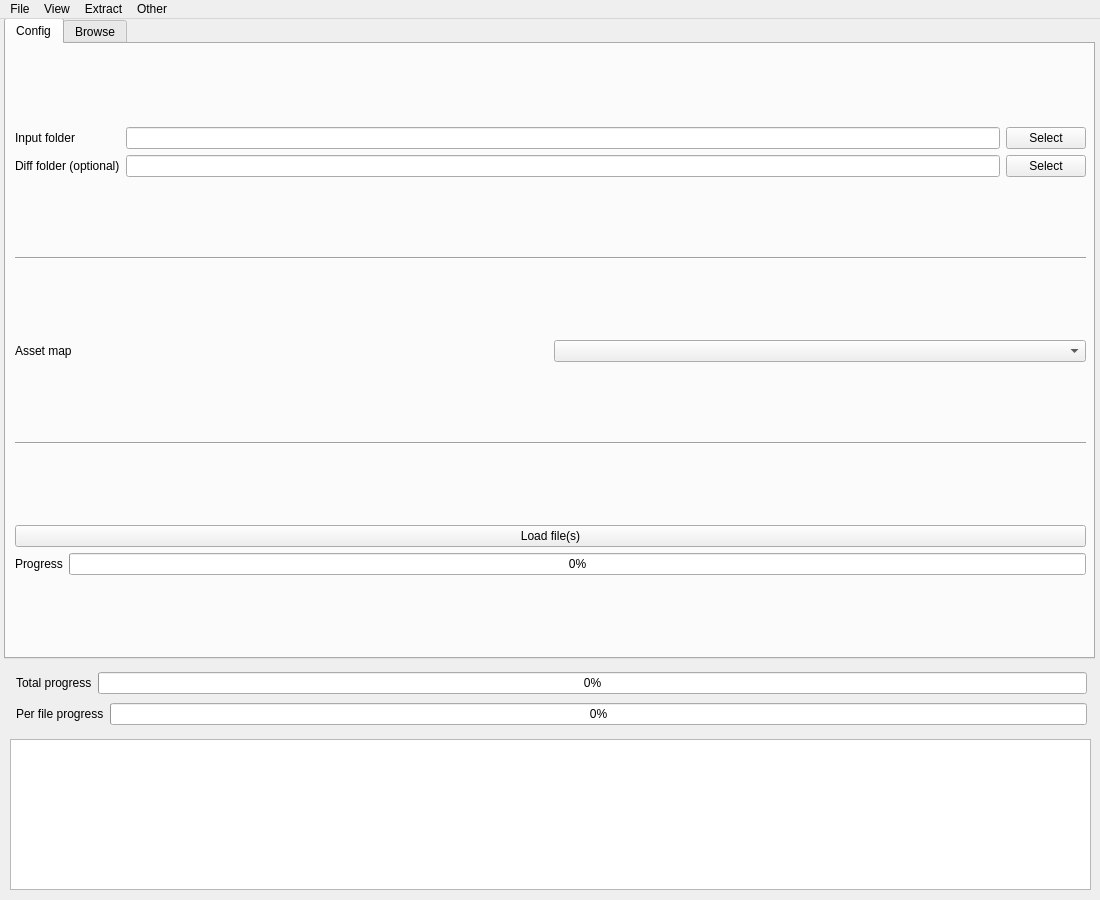
Qt form gui.ui (Escartem/AnimeWwise) before a commit.
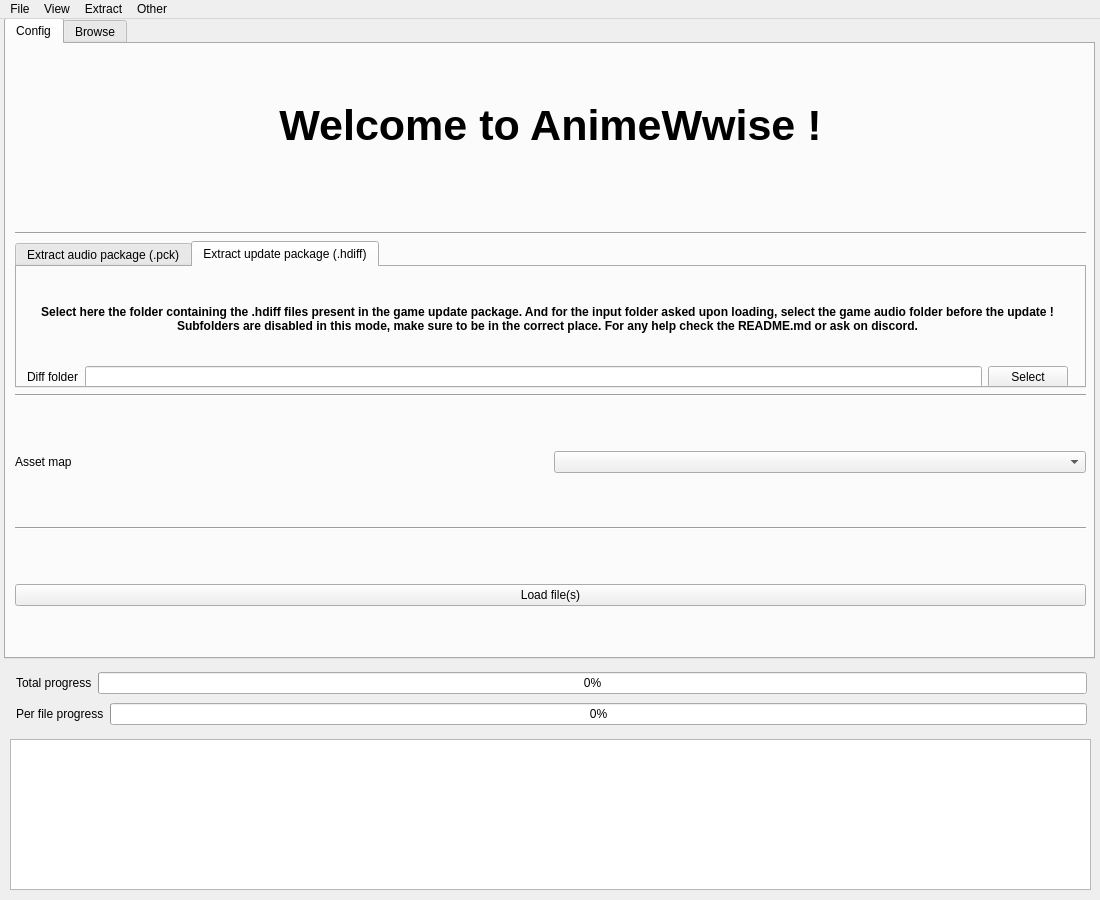
The same form after that commit. The open tabs and pages were chosen to show the change.

Commit message: update front page

```diff
--- a/gui.ui
+++ b/gui.ui
@@ -77,68 +77,174 @@
       </property>
       <layout class="QVBoxLayout" name="mainVLayout">
        <item>
-        <layout class="QGridLayout" name="ioGrid">
-         <item row="1" column="2">
-          <widget class="QPushButton" name="changeAltInput">
-           <property name="enabled">
-            <bool>true</bool>
+        <widget class="QLabel" name="paddingB">
+         <property name="text">
+          <string>
+
+</string>
+         </property>
+        </widget>
+       </item>
+       <item>
+        <layout class="QHBoxLayout" name="titleCenter">
+         <property name="spacing">
+          <number>2</number>
+         </property>
+         <item>
+          <widget class="QLabel" name="appTitle">
+           <property name="font">
+            <font>
+             <pointsize>32</pointsize>
+             <weight>75</weight>
+             <bold>true</bold>
+            </font>
            </property>
            <property name="text">
-            <string>Select</string>
+            <string>Welcome to AnimeWwise !</string>
            </property>
-          </widget>
-         </item>
-         <item row="0" column="2">
-          <widget class="QPushButton" name="changeInput">
-           <property name="text">
-            <string>Select</string>
+           <property name="alignment">
+            <set>Qt::AlignCenter</set>
            </property>
-           <property name="default">
-            <bool>false</bool>
-           </property>
-           <property name="flat">
-            <bool>false</bool>
-           </property>
           </widget>
          </item>
-         <item row="1" column="1">
-          <widget class="QLineEdit" name="altInputPath">
-           <property name="enabled">
-            <bool>true</bool>
-           </property>
-           <property name="readOnly">
-            <bool>true</bool>
-           </property>
-          </widget>
-         </item>
-         <item row="1" column="0">
-          <widget class="QLabel" name="altInputLabel">
+        </layout>
+       </item>
+       <item>
+        <layout class="QVBoxLayout" name="verticalLayout">
+         <item>
+          <widget class="QLabel" name="paddingA">
            <property name="text">
-            <string>Diff folder (optional)</string>
+            <string>
+
+
+
+</string>
            </property>
           </widget>
          </item>
-         <item row="0" column="0">
-          <widget class="QLabel" name="inputLabel">
-           <property name="text">
-            <string>Input folder</string>
+        </layout>
+       </item>
+       <item>
+        <widget class="Line" name="lineAgain">
+         <property name="orientation">
+          <enum>Qt::Horizontal</enum>
+         </property>
+        </widget>
+       </item>
+       <item>
+        <widget class="QTabWidget" name="extractsTabs">
+         <property name="enabled">
+          <bool>true</bool>
+         </property>
+         <property name="currentIndex">
+          <number>0</number>
+         </property>
+         <widget class="QWidget" name="pckExtract">
+          <attribute name="title">
+           <string>Extract audio package (.pck)</string>
+          </attribute>
+          <widget class="QWidget" name="gridLayoutWidget">
+           <property name="geometry">
+            <rect>
+             <x>10</x>
+             <y>10</y>
+             <width>1041</width>
+             <height>111</height>
+            </rect>
            </property>
+           <layout class="QGridLayout" name="pckGrid">
+            <item row="0" column="2">
+             <widget class="QComboBox" name="pckLoadTypeCombo"/>
+            </item>
+            <item row="0" column="1">
+             <widget class="QLabel" name="pckLoadType">
+              <property name="text">
+               <string>What to load :</string>
+              </property>
+             </widget>
+            </item>
+            <item row="1" column="1">
+             <widget class="QCheckBox" name="pckSubFold">
+              <property name="enabled">
+               <bool>true</bool>
+              </property>
+              <property name="text">
+               <string>Include subfolders ?</string>
+              </property>
+             </widget>
+            </item>
+            <item row="1" column="2">
+             <widget class="QLabel" name="pckPadding">
+              <property name="text">
+               <string/>
+              </property>
+             </widget>
+            </item>
+           </layout>
           </widget>
-         </item>
-         <item row="0" column="1">
-          <widget class="QLineEdit" name="inputPath">
-           <property name="enabled">
-            <bool>true</bool>
+         </widget>
+         <widget class="QWidget" name="hdiffExtract">
+          <attribute name="title">
+           <string>Extract update package (.hdiff)</string>
+          </attribute>
+          <widget class="QWidget" name="gridLayoutWidget_2">
+           <property name="geometry">
+            <rect>
+             <x>10</x>
+             <y>10</y>
+             <width>1041</width>
+             <height>111</height>
+            </rect>
            </property>
-           <property name="text">
-            <string/>
-           </property>
-           <property name="readOnly">
-            <bool>true</bool>
-           </property>
+           <layout class="QGridLayout" name="hdiffGrid">
+            <item row="1" column="0">
+             <widget class="QLabel" name="altInputLabel">
+              <property name="text">
+               <string>Diff folder</string>
+              </property>
+             </widget>
+            </item>
+            <item row="1" column="2">
+             <widget class="QPushButton" name="changeAltInput">
+              <property name="enabled">
+               <bool>true</bool>
+              </property>
+              <property name="text">
+               <string>Select</string>
+              </property>
+             </widget>
+            </item>
+            <item row="1" column="1">
+             <widget class="QLineEdit" name="altInputPath">
+              <property name="enabled">
+               <bool>true</bool>
+              </property>
+              <property name="readOnly">
+               <bool>true</bool>
+              </property>
+             </widget>
+            </item>
+            <item row="0" column="0" colspan="3">
+             <widget class="QLabel" name="label">
+              <property name="font">
+               <font>
+                <weight>75</weight>
+                <bold>true</bold>
+               </font>
+              </property>
+              <property name="text">
+               <string>Select here the folder containing the .hdiff files present in the game update package. And for the input folder asked upon loading, select the game audio folder before the update !
+Subfolders are disabled in this mode, make sure to be in the correct place. For any help check the README.md or ask on discord.</string>
+              </property>
+              <property name="alignment">
+               <set>Qt::AlignCenter</set>
+              </property>
+             </widget>
+            </item>
+           </layout>
           </widget>
-         </item>
-        </layout>
+         </widget>
+        </widget>
        </item>
        <item>
         <widget class="Line" name="separatorA">
@@ -147,11 +253,17 @@
          </property>
         </widget>
        </item>
+       <item>
+        <widget class="QLabel" name="paddingC">
+         <property name="text">
+          <string>
+
+</string>
+         </property>
+        </widget>
+       </item>
        <item>
         <layout class="QGridLayout" name="settingsGrid">
-         <item row="0" column="1">
-          <widget class="QComboBox" name="assetMap"/>
-         </item>
          <item row="0" column="0">
           <widget class="QLabel" name="assetMapLabel">
            <property name="text">
@@ -159,8 +271,20 @@
            </property>
           </widget>
          </item>
+         <item row="0" column="1">
+          <widget class="QComboBox" name="assetMap"/>
+         </item>
         </layout>
        </item>
+       <item>
+        <widget class="QLabel" name="paddingD">
+         <property name="text">
+          <string>
+
+</string>
+         </property>
+        </widget>
+       </item>
        <item>
         <widget class="Line" name="separatorB">
          <property name="orientation">
@@ -170,6 +294,15 @@
        </item>
        <item>
         <layout class="QVBoxLayout" name="loadLayout">
+         <item>
+          <widget class="QLabel" name="paddingE">
+           <property name="text">
+            <string>
+
+</string>
+           </property>
+          </widget>
+         </item>
          <item>
           <widget class="QPushButton" name="loadFilesButton">
            <property name="text">
@@ -178,25 +311,13 @@
           </widget>
          </item>
          <item>
-          <layout class="QHBoxLayout" name="loadProgressLayout">
-           <item>
-            <widget class="QLabel" name="loadLabel">
-             <property name="text">
-              <string>Progress</string>
-             </property>
-            </widget>
-           </item>
-           <item>
-            <widget class="QProgressBar" name="loadProgress">
-             <property name="value">
-              <number>0</number>
-             </property>
-             <property name="invertedAppearance">
-              <bool>false</bool>
-             </property>
-            </widget>
-           </item>
-          </layout>
+          <widget class="QLabel" name="paddingF">
+           <property name="text">
+            <string>
+
+</string>
+           </property>
+          </widget>
          </item>
         </layout>
        </item>
```
Left out of the diff: 4 changed lines with no effect on the pictures. The commit also changes 2 other files.
